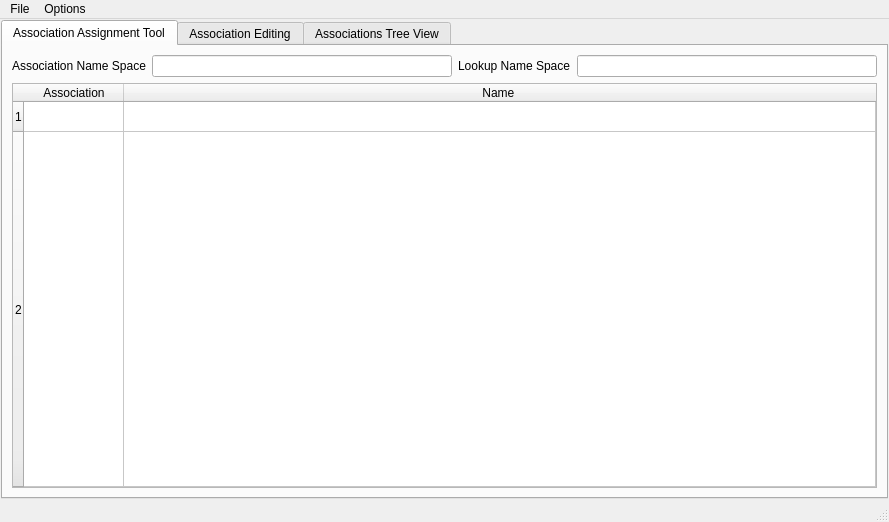
The window that DML_Applications/Auto_Shader_Assignment/UI/Main_Window.ui (SGSMarkNA/DML_Tools) describes before a commit, drawn with Qt 5.
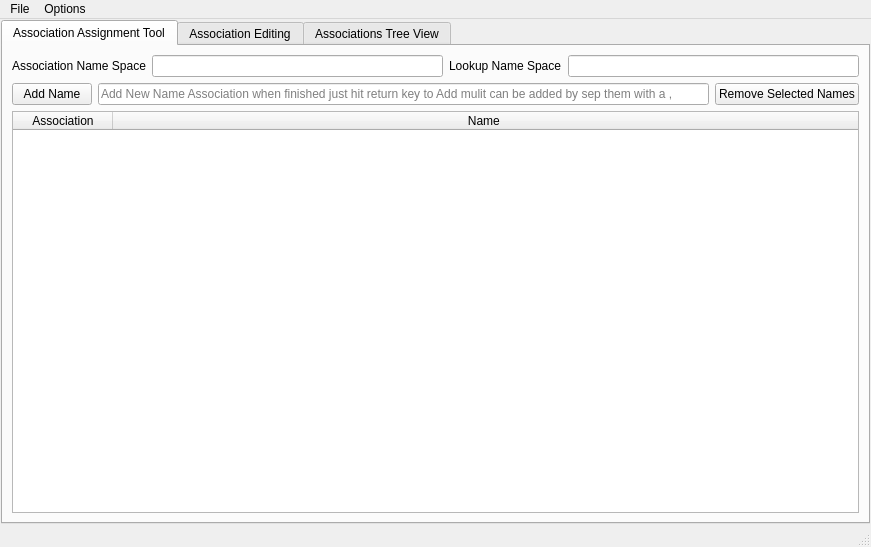
The same window after the commit. The open tabs and pages were chosen to show the change. Custom widgets are drawn as their Qt base class.

Patch:
```diff
--- a/DML_Applications/Auto_Shader_Assignment/UI/Main_Window.ui
+++ b/DML_Applications/Auto_Shader_Assignment/UI/Main_Window.ui
@@ -6,8 +6,8 @@
    <rect>
     <x>0</x>
     <y>0</y>
-    <width>889</width>
-    <height>522</height>
+    <width>871</width>
+    <height>547</height>
    </rect>
   </property>
   <property name="windowTitle">
@@ -65,13 +65,37 @@
          </layout>
         </item>
         <item>
+         <layout class="QGridLayout" name="gridLayout" rowstretch="0,0" columnstretch="1,0">
+          <item row="0" column="0">
+           <layout class="QHBoxLayout" name="horizontalLayout">
+            <item>
+             <widget class="QPushButton" name="Add_Name_Button">
+              <property name="text">
+               <string>Add Name</string>
+              </property>
+             </widget>
+            </item>
+            <item>
+             <widget class="QLineEdit" name="New_Name_Input">
+              <property name="placeholderText">
+               <string>Add New Name Association when finished just hit return key to Add mulit can be added by sep them with a ,</string>
+              </property>
+             </widget>
+            </item>
+           </layout>
+          </item>
+          <item row="0" column="1">
+           <widget class="QPushButton" name="Remove_Selected_Names_Button">
+            <property name="text">
+             <string>Remove Selected Names</string>
+            </property>
+           </widget>
+          </item>
+          <item row="1" column="0" colspan="2">
          <widget class="Custom_TableWidget" name="tableWidget">
           <property name="editTriggers">
            <set>QAbstractItemView::AnyKeyPressed|QAbstractItemView::DoubleClicked|QAbstractItemView::EditKeyPressed|QAbstractItemView::SelectedClicked</set>
           </property>
-          <property name="rowCount">
-           <number>2</number>
-          </property>
           <property name="columnCount">
            <number>2</number>
           </property>
@@ -94,10 +118,8 @@
            <bool>true</bool>
           </attribute>
           <attribute name="verticalHeaderStretchLastSection">
-           <bool>true</bool>
-          </attribute>
-          <row/>
-          <row/>
+             <bool>false</bool>
+            </attribute>
           <column>
            <property name="text">
             <string>Association</string>
@@ -111,6 +133,8 @@
          </widget>
         </item>
        </layout>
+        </item>
+       </layout>
       </widget>
       <widget class="QWidget" name="list_view_tab">
        <attribute name="title">
@@ -329,7 +353,7 @@
     <rect>
      <x>0</x>
      <y>0</y>
-     <width>889</width>
+     <width>871</width>
      <height>21</height>
     </rect>
    </property>
```
Left out of the diff: 66 changed lines with no effect on the pictures. Lines whose indentation alone changed are shown as unchanged.
